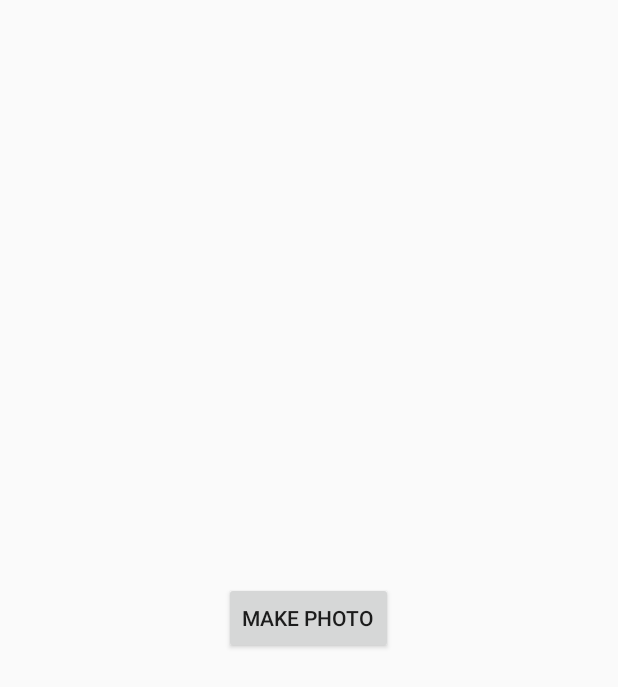
After one commit to romvad/PFE_Metralor_App, an Android app: the layout activity_test_camera.xml on its own in the app's theme, with its tools: preview values and no code run, on a phone screen of 412 x 824 dp. The commit adds this screen. Shown: the top 687 px of the screen. Run offline under Robolectric (Android 15) with nearby library versions, the phone set to English and light mode, and no system bars.

Commit message:
test api camera: button for taking picture works but very low quality of pictures

```diff
--- a/app/src/main/AndroidManifest.xml
+++ b/app/src/main/AndroidManifest.xml
@@ -15,6 +15,7 @@
     <uses-permission android:name="android.permission.READ_PHONE_STATE" />
     <uses-permission android:name="android.permission.READ_EXTERNAL_STORAGE" />
     <uses-permission android:name="android.permission.MANAGE_DOCUMENTS" />
+    <uses-permission android:name="android.permission.CAMERA"/>
 
     <application
         android:allowBackup="true"
@@ -80,7 +81,8 @@
         <activity android:name=".WorkSitePhotoGallery.SpacePhotoActivity" />
         <activity
             android:name=".WorkSitePhotoGallery.TabsOfPhotosActivity"
-            android:theme="@style/Theme.AppCompat.Light.NoActionBar"></activity>
+            android:theme="@style/Theme.AppCompat.Light.NoActionBar" />
+        <activity android:name=".TestCamera.TestCameraActivity"></activity>
     </application>
 
 </manifest>
--- /dev/null
+++ b/app/src/main/res/layout/activity_test_camera.xml
@@ -0,0 +1,14 @@
+<?xml version="1.0" encoding="utf-8"?>
+<RelativeLayout xmlns:android="http://schemas.android.com/apk/res/android"
+    android:layout_width="match_parent"
+    android:layout_height="match_parent" >
+
+    <Button
+        android:id="@+id/captureFront"
+        android:layout_width="wrap_content"
+        android:layout_height="wrap_content"
+        android:layout_centerInParent="true"
+        android:onClick="onClick"
+        android:text="Make Photo" />
+
+</RelativeLayout>
```
Also changed, not shown: app/src/main/java/com/example/rvadam/pfe/Login/LoginFragment.java (+6 -2 lines), app/src/main/java/com/example/rvadam/pfe/PhotoHandler/PhotoHandler.java (added, +68 -0 lines), app/src/main/java/com/example/rvadam/pfe/TestCamera/TestCameraActivity.java (added, +71 -0 lines).
